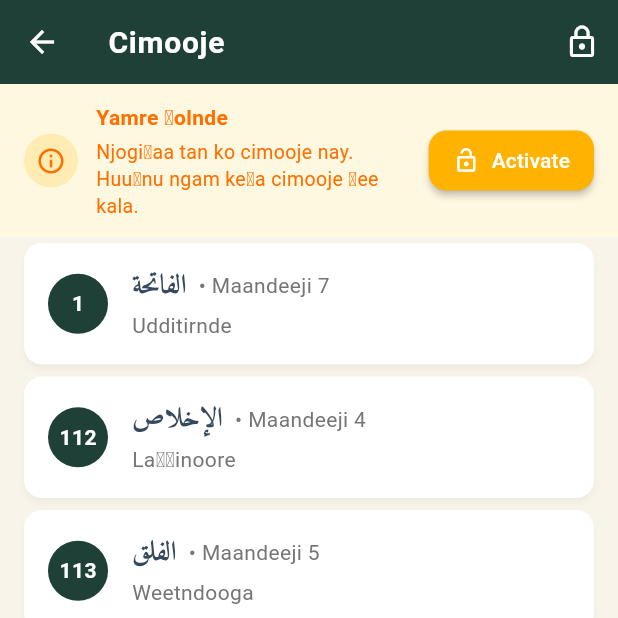
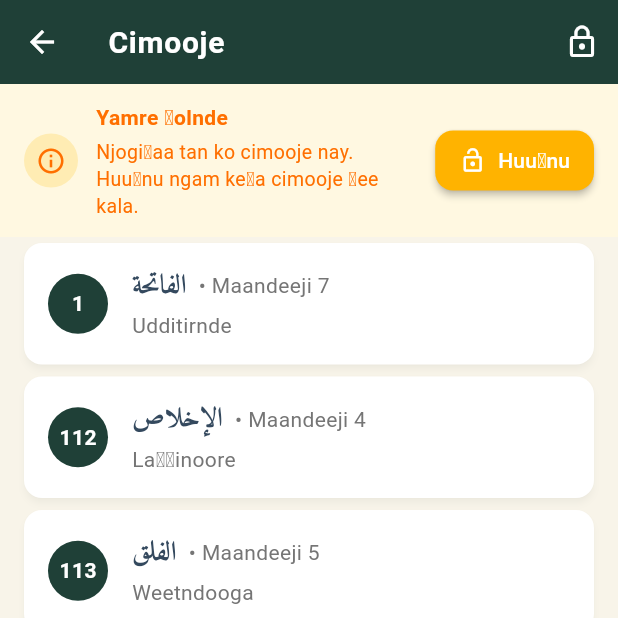
Before and after one commit to kawkumputer/quraan-pulaar-flutter, a Flutter app: the AllSurahsScreen screen opened by its route, on a phone screen of 412 x 824 dp, the top half of it. Run offline on Flutter 3.47's test engine with Material 3 defaults, Android fonts, the phone set to English and light mode, and no system bars; our stand-ins replace cloud_firestore, connectivity_plus, device_info_plus, dio, firebase_core, get and 4 more; accounts and stored records are empty; generated files the repository leaves out were written again; project files that could hold a hidden picture were left out.

Commit message:
fix google play warning

```diff
--- a/lib/features/surah/all_surahs_screen.dart
+++ b/lib/features/surah/all_surahs_screen.dart
@@ -119,7 +119,7 @@ class AllSurahsScreen extends GetView<QuranService> {
                     const SizedBox(width: 12),
                     ElevatedButton.icon(
                       icon: const Icon(Icons.lock_open, size: 18),
-                      label: const Text('Activate'),
+                      label: const Text('Huuɓnu'),
                       onPressed: () => Get.toNamed(AppRoutes.activation),
                       style: ElevatedButton.styleFrom(
                         backgroundColor: Colors.amber.shade600,
```
Also changed, not shown: 1 other file.
